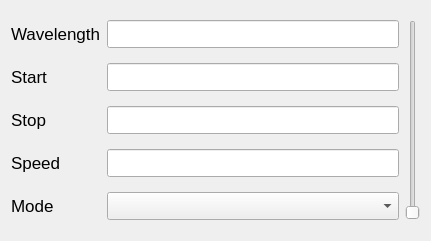
uetke/UUPharosController, file pharos/view/GUI/QtCreator/LaserWidget/laserwidget.ui: the form before one commit.
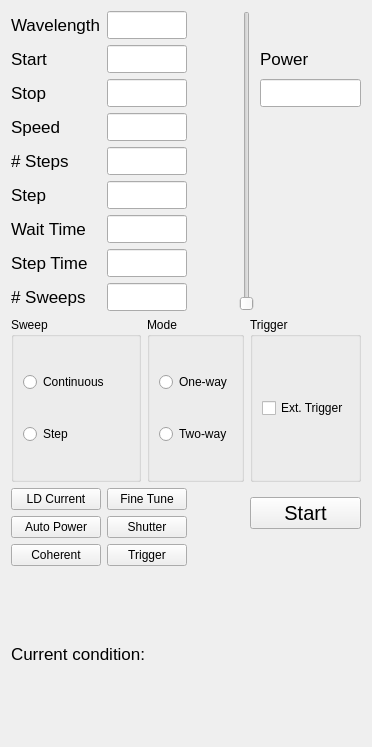
The form after the commit.

The edit to the form file:
```diff
--- a/pharos/view/GUI/QtCreator/LaserWidget/laserwidget.ui
+++ b/pharos/view/GUI/QtCreator/LaserWidget/laserwidget.ui
@@ -6,81 +6,14 @@
    <rect>
     <x>0</x>
     <y>0</y>
-    <width>431</width>
-    <height>241</height>
+    <width>372</width>
+    <height>747</height>
    </rect>
   </property>
   <property name="windowTitle">
    <string>Form</string>
   </property>
-  <layout class="QGridLayout" name="gridLayout">
-   <item row="0" column="2" rowspan="5">
-    <widget class="QSlider" name="power_slider">
-     <property name="minimum">
-      <number>1</number>
-     </property>
-     <property name="maximum">
-      <number>10000</number>
-     </property>
-     <property name="orientation">
-      <enum>Qt::Vertical</enum>
-     </property>
-    </widget>
-   </item>
-   <item row="3" column="0">
-    <widget class="QLabel" name="label_4">
-     <property name="font">
-      <font>
-       <pointsize>13</pointsize>
-      </font>
-     </property>
-     <property name="text">
-      <string>Speed</string>
-     </property>
-     <property name="buddy">
-      <cstring>speed_line</cstring>
-     </property>
-    </widget>
-   </item>
-   <item row="2" column="1">
-    <widget class="QLineEdit" name="stop_line">
-     <property name="font">
-      <font>
-       <pointsize>13</pointsize>
-      </font>
-     </property>
-    </widget>
-   </item>
-   <item row="1" column="0">
-    <widget class="QLabel" name="label_2">
-     <property name="font">
-      <font>
-       <pointsize>13</pointsize>
-      </font>
-     </property>
-     <property name="text">
-      <string>Start</string>
-     </property>
-     <property name="buddy">
-      <cstring>start_line</cstring>
-     </property>
-    </widget>
-   </item>
-   <item row="4" column="0">
-    <widget class="QLabel" name="label_5">
-     <property name="font">
-      <font>
-       <pointsize>13</pointsize>
-      </font>
-     </property>
-     <property name="text">
-      <string>Mode</string>
-     </property>
-     <property name="buddy">
-      <cstring>mode_combo</cstring>
-     </property>
-    </widget>
-   </item>
+  <layout class="QGridLayout" name="gridLayout_4">
    <item row="0" column="0">
     <widget class="QLabel" name="label">
      <property name="font">
@@ -96,6 +29,61 @@
      </property>
     </widget>
    </item>
+   <item row="0" column="1" colspan="2">
+    <widget class="QLineEdit" name="wavelength_line">
+     <property name="font">
+      <font>
+       <pointsize>13</pointsize>
+      </font>
+     </property>
+    </widget>
+   </item>
+   <item row="0" column="4" rowspan="9" colspan="2">
+    <widget class="QSlider" name="verticalSlider">
+     <property name="orientation">
+      <enum>Qt::Vertical</enum>
+     </property>
+    </widget>
+   </item>
+   <item row="1" column="0">
+    <widget class="QLabel" name="label_2">
+     <property name="font">
+      <font>
+       <pointsize>13</pointsize>
+      </font>
+     </property>
+     <property name="text">
+      <string>Start</string>
+     </property>
+     <property name="buddy">
+      <cstring>start_line</cstring>
+     </property>
+    </widget>
+   </item>
+   <item row="1" column="1" colspan="2">
+    <widget class="QLineEdit" name="start_line">
+     <property name="font">
+      <font>
+       <pointsize>13</pointsize>
+      </font>
+     </property>
+    </widget>
+   </item>
+   <item row="1" column="6">
+    <widget class="QLabel" name="label_7">
+     <property name="font">
+      <font>
+       <pointsize>13</pointsize>
+      </font>
+     </property>
+     <property name="text">
+      <string>Power</string>
+     </property>
+     <property name="buddy">
+      <cstring>lineEdit</cstring>
+     </property>
+    </widget>
+   </item>
    <item row="2" column="0">
     <widget class="QLabel" name="label_3">
      <property name="font">
@@ -111,8 +99,8 @@
      </property>
     </widget>
    </item>
-   <item row="1" column="1">
-    <widget class="QLineEdit" name="start_line">
+   <item row="2" column="1" colspan="2">
+    <widget class="QLineEdit" name="stop_line">
      <property name="font">
       <font>
        <pointsize>13</pointsize>
@@ -120,8 +108,8 @@
      </property>
     </widget>
    </item>
-   <item row="4" column="1">
-    <widget class="QComboBox" name="mode_combo">
+   <item row="2" column="6">
+    <widget class="QLineEdit" name="lineEdit">
      <property name="font">
       <font>
        <pointsize>13</pointsize>
@@ -129,16 +117,22 @@
      </property>
     </widget>
    </item>
-   <item row="0" column="1">
-    <widget class="QLineEdit" name="wavelength_line">
+   <item row="3" column="0">
+    <widget class="QLabel" name="label_4">
      <property name="font">
       <font>
        <pointsize>13</pointsize>
       </font>
      </property>
+     <property name="text">
+      <string>Speed</string>
+     </property>
+     <property name="buddy">
+      <cstring>speed_line</cstring>
+     </property>
     </widget>
    </item>
-   <item row="3" column="1">
+   <item row="3" column="1" colspan="2">
     <widget class="QLineEdit" name="speed_line">
      <property name="font">
       <font>
@@ -147,6 +141,273 @@
      </property>
     </widget>
    </item>
+   <item row="3" column="3">
+    <spacer name="horizontalSpacer">
+     <property name="orientation">
+      <enum>Qt::Horizontal</enum>
+     </property>
+     <property name="sizeType">
+      <enum>QSizePolicy::Fixed</enum>
+     </property>
+     <property name="sizeHint" stdset="0">
+      <size>
+       <width>40</width>
+       <height>20</height>
+      </size>
+     </property>
+    </spacer>
+   </item>
+   <item row="4" column="0">
+    <widget class="QLabel" name="label_6">
+     <property name="font">
+      <font>
+       <pointsize>13</pointsize>
+      </font>
+     </property>
+     <property name="text">
+      <string># Steps</string>
+     </property>
+     <property name="buddy">
+      <cstring>speed_line_2</cstring>
+     </property>
+    </widget>
+   </item>
+   <item row="4" column="1" colspan="2">
+    <widget class="QLineEdit" name="speed_line_2">
+     <property name="font">
+      <font>
+       <pointsize>13</pointsize>
+      </font>
+     </property>
+    </widget>
+   </item>
+   <item row="5" column="0">
+    <widget class="QLabel" name="label_11">
+     <property name="font">
+      <font>
+       <pointsize>13</pointsize>
+      </font>
+     </property>
+     <property name="text">
+      <string>Step</string>
+     </property>
+     <property name="buddy">
+      <cstring>speed_line_2</cstring>
+     </property>
+    </widget>
+   </item>
+   <item row="5" column="1" colspan="2">
+    <widget class="QLineEdit" name="speed_line_6">
+     <property name="font">
+      <font>
+       <pointsize>13</pointsize>
+      </font>
+     </property>
+     <property name="text">
+      <string/>
+     </property>
+    </widget>
+   </item>
+   <item row="6" column="0">
+    <widget class="QLabel" name="label_8">
+     <property name="font">
+      <font>
+       <pointsize>13</pointsize>
+      </font>
+     </property>
+     <property name="text">
+      <string>Wait Time</string>
+     </property>
+     <property name="buddy">
+      <cstring>speed_line_2</cstring>
+     </property>
+    </widget>
+   </item>
+   <item row="6" column="1" colspan="2">
+    <widget class="QLineEdit" name="speed_line_3">
+     <property name="font">
+      <font>
+       <pointsize>13</pointsize>
+      </font>
+     </property>
+    </widget>
+   </item>
+   <item row="7" column="0">
+    <widget class="QLabel" name="label_9">
+     <property name="font">
+      <font>
+       <pointsize>13</pointsize>
+      </font>
+     </property>
+     <property name="text">
+      <string>Step Time</string>
+     </property>
+     <property name="buddy">
+      <cstring>speed_line_2</cstring>
+     </property>
+    </widget>
+   </item>
+   <item row="7" column="1" colspan="2">
+    <widget class="QLineEdit" name="speed_line_4">
+     <property name="font">
+      <font>
+       <pointsize>13</pointsize>
+      </font>
+     </property>
+    </widget>
+   </item>
+   <item row="8" column="0">
+    <widget class="QLabel" name="label_10">
+     <property name="font">
+      <font>
+       <pointsize>13</pointsize>
+      </font>
+     </property>
+     <property name="text">
+      <string># Sweeps</string>
+     </property>
+     <property name="buddy">
+      <cstring>speed_line_2</cstring>
+     </property>
+    </widget>
+   </item>
+   <item row="8" column="1" colspan="2">
+    <widget class="QLineEdit" name="speed_line_5">
+     <property name="font">
+      <font>
+       <pointsize>13</pointsize>
+      </font>
+     </property>
+    </widget>
+   </item>
+   <item row="9" column="0" colspan="2">
+    <widget class="QGroupBox" name="groupBox">
+     <property name="title">
+      <string>Sweep</string>
+     </property>
+     <layout class="QGridLayout" name="gridLayout">
+      <item row="0" column="0">
+       <widget class="QRadioButton" name="radioButton">
+        <property name="text">
+         <string>Continuous</string>
+        </property>
+       </widget>
+      </item>
+      <item row="1" column="0">
+       <widget class="QRadioButton" name="radioButton_2">
+        <property name="text">
+         <string>Step</string>
+        </property>
+       </widget>
+      </item>
+     </layout>
+    </widget>
+   </item>
+   <item row="9" column="2" colspan="3">
+    <widget class="QGroupBox" name="groupBox_2">
+     <property name="title">
+      <string>Mode</string>
+     </property>
+     <layout class="QGridLayout" name="gridLayout_2">
+      <item row="0" column="0">
+       <widget class="QRadioButton" name="radioButton_3">
+        <property name="text">
+         <string>One-way</string>
+        </property>
+       </widget>
+      </item>
+      <item row="1" column="0">
+       <widget class="QRadioButton" name="radioButton_4">
+        <property name="text">
+         <string>Two-way</string>
+        </property>
+       </widget>
+      </item>
+     </layout>
+    </widget>
+   </item>
+   <item row="9" column="5" colspan="2">
+    <widget class="QGroupBox" name="groupBox_3">
+     <property name="title">
+      <string>Trigger</string>
+     </property>
+     <layout class="QGridLayout" name="gridLayout_3">
+      <item row="0" column="0">
+       <widget class="QCheckBox" name="checkBox">
+        <property name="text">
+         <string>Ext. Trigger</string>
+        </property>
+       </widget>
+      </item>
+     </layout>
+    </widget>
+   </item>
+   <item row="10" column="0">
+    <widget class="QPushButton" name="pushButton">
+     <property name="text">
+      <string>LD Current</string>
+     </property>
+    </widget>
+   </item>
+   <item row="10" column="1" colspan="2">
+    <widget class="QPushButton" name="pushButton_2">
+     <property name="text">
+      <string>Fine Tune</string>
+     </property>
+    </widget>
+   </item>
+   <item row="10" column="5" rowspan="2" colspan="2">
+    <widget class="QPushButton" name="pushButton_5">
+     <property name="font">
+      <font>
+       <pointsize>15</pointsize>
+      </font>
+     </property>
+     <property name="text">
+      <string>Start</string>
+     </property>
+    </widget>
+   </item>
+   <item row="11" column="0">
+    <widget class="QPushButton" name="pushButton_3">
+     <property name="text">
+      <string>Auto Power</string>
+     </property>
+    </widget>
+   </item>
+   <item row="11" column="1" colspan="2">
+    <widget class="QPushButton" name="pushButton_4">
+     <property name="text">
+      <string>Shutter</string>
+     </property>
+    </widget>
+   </item>
+   <item row="12" column="0">
+    <widget class="QPushButton" name="pushButton_6">
+     <property name="text">
+      <string>Coherent</string>
+     </property>
+    </widget>
+   </item>
+   <item row="12" column="1" colspan="2">
+    <widget class="QPushButton" name="pushButton_7">
+     <property name="text">
+      <string>Trigger</string>
+     </property>
+    </widget>
+   </item>
+   <item row="13" column="0" colspan="3">
+    <widget class="QLabel" name="label_5">
+     <property name="font">
+      <font>
+       <pointsize>13</pointsize>
+      </font>
+     </property>
+     <property name="text">
+      <string>Current condition:</string>
+     </property>
+    </widget>
+   </item>
   </layout>
  </widget>
  <resources/>
```
Left out of the diff: 25 changed lines with no effect on the pictures.
